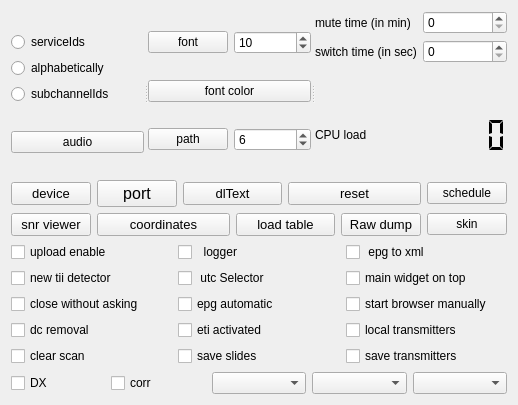
Qt form qt-dab-6.9/forms-v7/config-helper.ui (JvanKatwijk/qt-dab) before a commit.
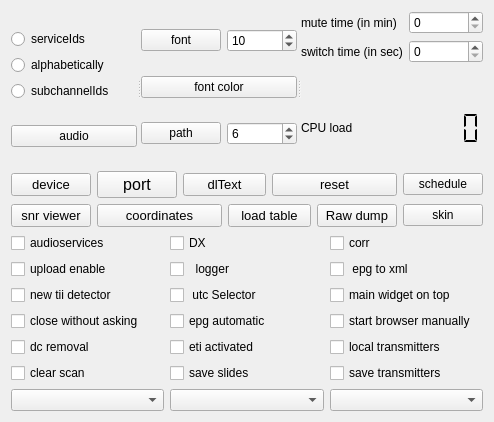
The same form after that commit. Custom widgets are drawn as their Qt base class.

The edit to the form file:
```diff
--- a/qt-dab-6.9/forms-v7/config-helper.ui
+++ b/qt-dab-6.9/forms-v7/config-helper.ui
@@ -6,8 +6,8 @@
    <rect>
     <x>0</x>
     <y>0</y>
-    <width>518</width>
-    <height>405</height>
+    <width>494</width>
+    <height>422</height>
    </rect>
   </property>
   <property name="windowTitle">
@@ -214,6 +214,21 @@
    </item>
    <item>
     <layout class="QGridLayout" name="gridLayout">
+     <item row="2" column="3" colspan="2">
+      <widget class="smallPushButton" name="loadTableButton">
+       <property name="font">
+        <font>
+         <pointsize>10</pointsize>
+        </font>
+       </property>
+       <property name="toolTip">
+        <string>&lt;html&gt;&lt;head/&gt;&lt;body&gt;&lt;p&gt;Touching this button will instruct the software to load a fresh database. Note that this only works if either the software is precompiled or you have installed the small library as discussed in the installation instructions.&lt;/p&gt;&lt;/body&gt;&lt;/html&gt;</string>
+       </property>
+       <property name="text">
+        <string>load table</string>
+       </property>
+      </widget>
+     </item>
      <item row="0" column="0">
       <widget class="smallPushButton" name="devicewidgetButton">
        <property name="sizePolicy">
@@ -251,6 +266,27 @@
        </property>
       </widget>
      </item>
+     <item row="2" column="5">
+      <widget class="smallPushButton" name="dumpButton">
+       <property name="sizePolicy">
+        <sizepolicy hsizetype="Preferred" vsizetype="Fixed">
+         <horstretch>0</horstretch>
+         <verstretch>0</verstretch>
+        </sizepolicy>
+       </property>
+       <property name="font">
+        <font>
+         <pointsize>10</pointsize>
+        </font>
+       </property>
+       <property name="toolTip">
+        <string>&lt;html&gt;&lt;head/&gt;&lt;body&gt;&lt;p&gt;Push this button to save the raw input. Pushing will cause a menu to appear where a filename can be selected. Please note the big filesizes!&lt;/p&gt;&lt;p&gt;Push again to stop recording. You can reload it by using the file input (*.sdr) option. &lt;/p&gt;&lt;/body&gt;&lt;/html&gt;</string>
+       </property>
+       <property name="text">
+        <string>Raw dump</string>
+       </property>
+      </widget>
+     </item>
      <item row="0" column="2" colspan="2">
       <widget class="smallPushButton" name="dlTextButton">
        <property name="font">
@@ -266,8 +302,8 @@
        </property>
       </widget>
      </item>
-     <item row="0" column="4" colspan="2">
-      <widget class="smallPushButton" name="resetButton">
+     <item row="2" column="1" colspan="2">
+      <widget class="smallPushButton" name="set_coordinatesButton">
        <property name="sizePolicy">
         <sizepolicy hsizetype="Preferred" vsizetype="Fixed">
          <horstretch>0</horstretch>
@@ -276,6 +312,7 @@
        </property>
        <property name="font">
         <font>
+         <family>Cantarell</family>
          <pointsize>10</pointsize>
         </font>
        </property>
@@ -283,7 +320,7 @@
         <string>&lt;html&gt;&lt;head/&gt;&lt;body&gt;&lt;p&gt;Push this button to reset, i.e. restart synchronization.&lt;/p&gt;&lt;/body&gt;&lt;/html&gt;</string>
        </property>
        <property name="text">
-        <string>reset</string>
+        <string>coordinates</string>
        </property>
       </widget>
      </item>
@@ -297,8 +334,8 @@
        </property>
       </widget>
      </item>
-     <item row="1" column="0">
-      <widget class="smallPushButton" name="snrButton">
+     <item row="0" column="4" colspan="2">
+      <widget class="smallPushButton" name="resetButton">
        <property name="sizePolicy">
         <sizepolicy hsizetype="Preferred" vsizetype="Fixed">
          <horstretch>0</horstretch>
@@ -307,7 +344,6 @@
        </property>
        <property name="font">
         <font>
-         <family>Cantarell</family>
          <pointsize>10</pointsize>
         </font>
        </property>
@@ -315,69 +351,11 @@
         <string>&lt;html&gt;&lt;head/&gt;&lt;body&gt;&lt;p&gt;The snrViewer button controls a widget that - when enabled - will show the development of SNR over time. Parameters of the screen, height (the Y-axis) and the number of measurements (X-axis) can be set in the configuration widget.&lt;/p&gt;&lt;/body&gt;&lt;/html&gt;</string>
        </property>
        <property name="text">
-        <string>snr viewer</string>
+        <string>reset</string>
        </property>
       </widget>
      </item>
-     <item row="1" column="1" colspan="2">
-      <widget class="smallPushButton" name="set_coordinatesButton">
-       <property name="sizePolicy">
-        <sizepolicy hsizetype="Preferred" vsizetype="Fixed">
-         <horstretch>0</horstretch>
-         <verstretch>0</verstretch>
-        </sizepolicy>
-       </property>
-       <property name="font">
-        <font>
-         <family>Cantarell</family>
-         <pointsize>10</pointsize>
-        </font>
-       </property>
-       <property name="toolTip">
-        <string>&lt;html&gt;&lt;head/&gt;&lt;body&gt;&lt;p&gt;Touching this button shows a small menu where you can fill in the coordinates (in decimal notation) of your location.&lt;/p&gt;&lt;/body&gt;&lt;/html&gt;</string>
-       </property>
-       <property name="text">
-        <string>coordinates</string>
-       </property>
-      </widget>
-     </item>
-     <item row="1" column="3" colspan="2">
-      <widget class="smallPushButton" name="loadTableButton">
-       <property name="font">
-        <font>
-         <pointsize>10</pointsize>
-        </font>
-       </property>
-       <property name="toolTip">
-        <string>&lt;html&gt;&lt;head/&gt;&lt;body&gt;&lt;p&gt;Touching this button will instruct the software to load a fresh database. Note that this only works if either the software is precompiled or you have installed the small library as discussed in the installation instructions.&lt;/p&gt;&lt;/body&gt;&lt;/html&gt;</string>
-       </property>
-       <property name="text">
-        <string>load table</string>
-       </property>
-      </widget>
-     </item>
-     <item row="1" column="5">
-      <widget class="smallPushButton" name="dumpButton">
-       <property name="sizePolicy">
-        <sizepolicy hsizetype="Preferred" vsizetype="Fixed">
-         <horstretch>0</horstretch>
-         <verstretch>0</verstretch>
-        </sizepolicy>
-       </property>
-       <property name="font">
-        <font>
-         <pointsize>10</pointsize>
-        </font>
-       </property>
-       <property name="toolTip">
-        <string>&lt;html&gt;&lt;head/&gt;&lt;body&gt;&lt;p&gt;Push this button to save the raw input. Pushing will cause a menu to appear where a filename can be selected. Please note the big filesizes!&lt;/p&gt;&lt;p&gt;Push again to stop recording. You can reload it by using the file input (*.sdr) option. &lt;/p&gt;&lt;/body&gt;&lt;/html&gt;</string>
-       </property>
-       <property name="text">
-        <string>Raw dump</string>
-       </property>
-      </widget>
-     </item>
-     <item row="1" column="6">
+     <item row="2" column="6">
       <widget class="smallPushButton" name="skinButton">
        <property name="toolTip">
         <string>&lt;html&gt;&lt;head/&gt;&lt;body&gt;&lt;p&gt;Select one of a few &amp;quot;skin&amp;quot;s for the widgets in the program. Will be effective the next program invocation.&lt;/p&gt;&lt;/body&gt;&lt;/html&gt;</string>
@@ -387,11 +365,53 @@
        </property>
       </widget>
      </item>
+     <item row="2" column="0">
+      <widget class="smallPushButton" name="snrButton">
+       <property name="sizePolicy">
+        <sizepolicy hsizetype="Preferred" vsizetype="Fixed">
+         <horstretch>0</horstretch>
+         <verstretch>0</verstretch>
+        </sizepolicy>
+       </property>
+       <property name="font">
+        <font>
+         <family>Cantarell</family>
+         <pointsize>10</pointsize>
+        </font>
+       </property>
+       <property name="toolTip">
+        <string>&lt;html&gt;&lt;head/&gt;&lt;body&gt;&lt;p&gt;The snrViewer button controls a widget that - when enabled - will show the development of SNR over time. Parameters of the screen, height (the Y-axis) and the number of measurements (X-axis) can be set in the configuration widget.&lt;/p&gt;&lt;/body&gt;&lt;/html&gt;</string>
+       </property>
+       <property name="text">
+        <string>snr viewer</string>
+       </property>
+      </widget>
+     </item>
     </layout>
    </item>
    <item>
     <layout class="QGridLayout" name="gridLayout_2">
-     <item row="0" column="0">
+     <item row="2" column="1">
+      <widget class="QCheckBox" name="utc_selector">
+       <property name="toolTip">
+        <string>&lt;html&gt;&lt;head/&gt;&lt;body&gt;&lt;p&gt;If you want to see UTC in the logs select this one.&lt;/p&gt;&lt;/body&gt;&lt;/html&gt;</string>
+       </property>
+       <property name="text">
+        <string> utc Selector</string>
+       </property>
+      </widget>
+     </item>
+     <item row="5" column="2">
+      <widget class="QCheckBox" name="saveTransmittersSelector">
+       <property name="toolTip">
+        <string>&lt;html&gt;&lt;head/&gt;&lt;body&gt;&lt;p&gt;When this is set, the transmitter descriptions visible on the map are also stored in a &amp;quot;.csv&amp;quot;  file,&lt;/p&gt;&lt;p&gt;On starting the httpHandler, a file selection menu will appear.&lt;/p&gt;&lt;/body&gt;&lt;/html&gt;</string>
+       </property>
+       <property name="text">
+        <string>save transmitters</string>
+       </property>
+      </widget>
+     </item>
+     <item row="1" column="0">
       <widget class="QCheckBox" name="upload_selector">
        <property name="toolTip">
         <string>&lt;html&gt;&lt;head/&gt;&lt;body&gt;&lt;p&gt;&amp;quot;upload enable&amp;quot; is a selector for - if configured - allowing some data to be uploaded to fmlist.org. When touching the ensemblename on top of the left part of the main widget, the current content of the ensemble is shown (in &amp;quot;.csv&amp;quot;  format).  If this selector is enabled - and if the feature is configured - you will be asked to accept (or deny) sending up the contents of the ensemble to &amp;quot;fmlist.org&amp;quot; (the site that is responsible for the database mapping the TII numbers to station names and station attributes.&lt;/p&gt;&lt;p&gt;The same for rh result of the single scan.&lt;/p&gt;&lt;p&gt;&lt;br/&gt;&lt;/p&gt;&lt;/body&gt;&lt;/html&gt;</string>
@@ -401,17 +421,17 @@
        </property>
       </widget>
      </item>
-     <item row="0" column="1">
-      <widget class="QCheckBox" name="logger_selector">
+     <item row="4" column="0">
+      <widget class="QCheckBox" name="dcRemovalSelector">
        <property name="toolTip">
         <string>&lt;html&gt;&lt;head/&gt;&lt;body&gt;&lt;p&gt;If set, a log file is maintained (as usual for windows in the folder in the home folder and for Linux in the directory /tmp in a folder/directory Qt-DAB-files) in a txt file :logFile.txt, in which activities such as selecting a device, channel, service, dump are written, preceded by the time of the activity.&lt;/p&gt;&lt;p&gt;The setting of the selector is maintained between program invocations.&lt;/p&gt;&lt;/body&gt;&lt;/html&gt;</string>
        </property>
        <property name="text">
-        <string>  logger</string>
+        <string>dc removal</string>
        </property>
       </widget>
      </item>
-     <item row="0" column="2">
+     <item row="1" column="2">
       <widget class="QCheckBox" name="epg2xmlSelector">
        <property name="toolTip">
         <string>&lt;html&gt;&lt;head/&gt;&lt;body&gt;&lt;p&gt;The EPG detector has two components, one collecting data to present as &amp;quot;time table&amp;quot; for today,&lt;/p&gt;&lt;p&gt;the other one - using a library written by Julian Cable from the BBC - to generate textual xml.&lt;/p&gt;&lt;p&gt;If selected, the xml will be generated. Note howevet that we encountered at least one example&lt;/p&gt;&lt;p&gt;where the library generating the textual xml causes a crash.&lt;/p&gt;&lt;/body&gt;&lt;/html&gt;</string>
@@ -421,37 +441,27 @@
        </property>
       </widget>
      </item>
-     <item row="1" column="0">
-      <widget class="QCheckBox" name="new_tiiMode_selector">
+     <item row="4" column="1">
+      <widget class="QCheckBox" name="etiActivated_selector">
        <property name="toolTip">
         <string>&lt;html&gt;&lt;head/&gt;&lt;body&gt;&lt;p&gt;a second implementation of the tii decoder can be selected here. The decoder &amp;quot;sees&amp;quot; more tii data, but also more erroneous data.&lt;/p&gt;&lt;/body&gt;&lt;/html&gt;</string>
        </property>
        <property name="text">
-        <string>new tii detector</string>
+        <string>eti activated</string>
        </property>
       </widget>
      </item>
-     <item row="1" column="1">
-      <widget class="QCheckBox" name="utc_selector">
+     <item row="5" column="1">
+      <widget class="QCheckBox" name="saveSlides">
        <property name="toolTip">
         <string>&lt;html&gt;&lt;head/&gt;&lt;body&gt;&lt;p&gt;If you want to see UTC in the logs select this one.&lt;/p&gt;&lt;/body&gt;&lt;/html&gt;</string>
        </property>
        <property name="text">
-        <string> utc Selector</string>
+        <string>save slides</string>
        </property>
       </widget>
      </item>
-     <item row="1" column="2">
-      <widget class="QCheckBox" name="onTop">
-       <property name="toolTip">
-        <string>&lt;html&gt;&lt;head/&gt;&lt;body&gt;&lt;p&gt;Set in the configuration whether or not the main widget should ALWAYS be op top. Note that setting will be applied the next time the program will start.&lt;/p&gt;&lt;/body&gt;&lt;/html&gt;</string>
-       </property>
-       <property name="text">
-        <string>main widget on top</string>
-       </property>
-      </widget>
-     </item>
-     <item row="2" column="0">
+     <item row="3" column="0">
       <widget class="QCheckBox" name="closeDirect_selector">
        <property name="toolTip">
         <string>&lt;html&gt;&lt;head/&gt;&lt;body&gt;&lt;p&gt;If you are bored with the explicit request to stop, touch this one, and stopping is direct&lt;/p&gt;&lt;/body&gt;&lt;/html&gt;</string>
@@ -461,17 +471,7 @@
        </property>
       </widget>
      </item>
-     <item row="2" column="1">
-      <widget class="QCheckBox" name="epg_selector">
-       <property name="toolTip">
-        <string>&lt;html&gt;&lt;head/&gt;&lt;body&gt;&lt;p&gt;When set, the software is instructed to start an EPG handler when an EPG sevice is detected on starting an ensemble.&lt;/p&gt;&lt;/body&gt;&lt;/html&gt;</string>
-       </property>
-       <property name="text">
-        <string>epg automatic</string>
-       </property>
-      </widget>
-     </item>
-     <item row="2" column="2">
+     <item row="3" column="2">
       <widget class="QCheckBox" name="localBrowserSelector">
        <property name="toolTip">
         <string>&lt;html&gt;&lt;head/&gt;&lt;body&gt;&lt;p&gt;Set in the configuration that on starting the http service a browser will have to be started manually. Default is browser starts automatically. Effective immediately&lt;/p&gt;&lt;p&gt;&lt;br/&gt;&lt;/p&gt;&lt;/body&gt;&lt;/html&gt;</string>
@@ -481,37 +481,7 @@
        </property>
       </widget>
      </item>
-     <item row="3" column="0">
-      <widget class="QCheckBox" name="dcRemovalSelector">
-       <property name="toolTip">
-        <string>&lt;html&gt;&lt;head/&gt;&lt;body&gt;&lt;p&gt;dc removal. Selecting this function adds a simple dc removal filter to the input stream. Due to inaccuraccies in the tuning and processing of the input (devices), a DC component may have&lt;/p&gt;&lt;p&gt;become part of the input stream. The dc removal filter eliminates most of it.&lt;/p&gt;&lt;/body&gt;&lt;/html&gt;</string>
-       </property>
-       <property name="text">
-        <string>dc removal</string>
-       </property>
-      </widget>
-     </item>
-     <item row="3" column="1">
-      <widget class="QCheckBox" name="etiActivated_selector">
-       <property name="toolTip">
-        <string>&lt;html&gt;&lt;head/&gt;&lt;body&gt;&lt;p&gt;eti files can be generated by Qt-DAB-5.x. Since generating an eti file from an ensemble seems incompatible with scanning, the scan button is replaced by an &amp;quot;eti&amp;quot; button when eti is activated.&lt;/p&gt;&lt;p&gt;Note that building up an eti file requires quite some resources.&lt;/p&gt;&lt;p&gt;If eti is activated, the scanButton is replaced by the etiButton. Touching that button shows a fileselection menu, after selecting a file the content of the ensemble is sent in eti format to the file. The eti session stops when (a) the eti button is touched again, (b) switching to another channel or (c) disabling eti by unchecking the checkbox.&lt;/p&gt;&lt;p&gt;&lt;br/&gt;&lt;/p&gt;&lt;/body&gt;&lt;/html&gt;</string>
-       </property>
-       <property name="text">
-        <string>eti activated</string>
-       </property>
-      </widget>
-     </item>
-     <item row="3" column="2">
-      <widget class="QCheckBox" name="localTransmitterSelector">
-       <property name="toolTip">
-        <string>&lt;html&gt;&lt;head/&gt;&lt;body&gt;&lt;p&gt;Set in the configuration that - rather than showing all transmitters on a map - only the transmitters that are seen for the currrent channel are made visible.&lt;/p&gt;&lt;/body&gt;&lt;/html&gt;</string>
-       </property>
-       <property name="text">
-        <string>local transmitters</string>
-       </property>
-      </widget>
-     </item>
-     <item row="4" column="0">
+     <item row="5" column="0">
       <widget class="QCheckBox" name="clearScan_selector">
        <property name="toolTip">
         <string>&lt;html&gt;&lt;head/&gt;&lt;body&gt;&lt;p&gt;Setting the selector has effect when scanning. If set, the scan table is cleared whenever a&lt;/p&gt;&lt;p&gt;new scan (mode &amp;quot;scan once&amp;quot;) is started.&lt;/p&gt;&lt;/body&gt;&lt;/html&gt;</string>
@@ -521,31 +491,64 @@
        </property>
       </widget>
      </item>
-     <item row="4" column="1">
-      <widget class="QCheckBox" name="saveSlides">
+     <item row="3" column="1">
+      <widget class="QCheckBox" name="epg_selector">
        <property name="toolTip">
         <string>&lt;html&gt;&lt;head/&gt;&lt;body&gt;&lt;p&gt;If set, slides (pictures) appearing during transmissions are being saved&lt;/p&gt;&lt;/body&gt;&lt;/html&gt;</string>
        </property>
        <property name="text">
-        <string>save slides</string>
+        <string>epg automatic</string>
+       </property>
+      </widget>
+     </item>
+     <item row="1" column="1">
+      <widget class="QCheckBox" name="logger_selector">
+       <property name="toolTip">
+        <string>&lt;html&gt;&lt;head/&gt;&lt;body&gt;&lt;p&gt;If set, a log file is maintained (as usual for windows in the folder in the home folder and for Linux in the directory /tmp in a folder/directory Qt-DAB-files) in a txt file :logFile.txt, in which activities such as selecting a device, channel, service, dump are written, preceded by the time of the activity.&lt;/p&gt;&lt;p&gt;The setting of the selector is maintained between program invocations.&lt;/p&gt;&lt;/body&gt;&lt;/html&gt;</string>
+       </property>
+       <property name="text">
+        <string>  logger</string>
+       </property>
+      </widget>
+     </item>
+     <item row="2" column="0">
+      <widget class="QCheckBox" name="new_tiiMode_selector">
+       <property name="toolTip">
+        <string>&lt;html&gt;&lt;head/&gt;&lt;body&gt;&lt;p&gt;a second implementation of the tii decoder can be selected here. The decoder &amp;quot;sees&amp;quot; more tii data, but also more erroneous data.&lt;/p&gt;&lt;/body&gt;&lt;/html&gt;</string>
+       </property>
+       <property name="text">
+        <string>new tii detector</string>
+       </property>
+      </widget>
+     </item>
+     <item row="2" column="2">
+      <widget class="QCheckBox" name="onTop">
+       <property name="toolTip">
+        <string>&lt;html&gt;&lt;head/&gt;&lt;body&gt;&lt;p&gt;Set in the configuration whether or not the main widget should ALWAYS be op top. Note that setting will be applied the next time the program will start.&lt;/p&gt;&lt;/body&gt;&lt;/html&gt;</string>
+       </property>
+       <property name="text">
+        <string>main widget on top</string>
        </property>
       </widget>
      </item>
      <item row="4" column="2">
-      <widget class="QCheckBox" name="saveTransmittersSelector">
+      <widget class="QCheckBox" name="localTransmitterSelector">
        <property name="toolTip">
         <string>&lt;html&gt;&lt;head/&gt;&lt;body&gt;&lt;p&gt;When this is set, the transmitter descriptions visible on the map are also stored in a &amp;quot;.csv&amp;quot;  file,&lt;/p&gt;&lt;p&gt;On starting the httpHandler, a file selection menu will appear.&lt;/p&gt;&lt;/body&gt;&lt;/html&gt;</string>
        </property>
        <property name="text">
-        <string>save transmitters</string>
+        <string>local transmitters</string>
        </property>
       </widget>
      </item>
-    </layout>
-   </item>
-   <item>
-    <layout class="QHBoxLayout" name="horizontalLayout_3">
-     <item>
+     <item row="0" column="0">
+      <widget class="QCheckBox" name="audioServices_only">
+       <property name="text">
+        <string>audioservices</string>
+       </property>
+      </widget>
+     </item>
+     <item row="0" column="1">
       <widget class="QCheckBox" name="dxSelector">
        <property name="toolTip">
         <string>&lt;html&gt;&lt;head/&gt;&lt;body&gt;&lt;p&gt;In DX mode the software tries to identify as much as possible transmitters of the SFN in the input stream. Furthermore, the TII values, with the transmitter's name if found, are written to a file in the Qt_DAB-files directory (folder if you like) in either the /tmp directory (Linux) or the home folder (Windows)&lt;/p&gt;&lt;/body&gt;&lt;/html&gt;</string>
@@ -555,7 +558,7 @@
        </property>
       </widget>
      </item>
-     <item>
+     <item row="0" column="2">
       <widget class="QCheckBox" name="correlationSelector">
        <property name="toolTip">
         <string>&lt;html&gt;&lt;head/&gt;&lt;body&gt;&lt;p&gt;If two or more transmitters from which the data is received show the same strength in the correlation, the software might switch between the signal from these transmitters quite often. If the &amp;quot;corr&amp;quot; selector is set, the Qt_DAB uses the signal of the  nearest transmitter with a signal that meets the requirements.&lt;/p&gt;&lt;/body&gt;&lt;/html&gt;</string>
@@ -565,6 +568,10 @@
        </property>
       </widget>
      </item>
+    </layout>
+   </item>
+   <item>
+    <layout class="QHBoxLayout" name="horizontalLayout_3">
      <item>
       <widget class="smallComboBox" name="decoderSelector">
        <property name="toolTip">
```
Left out of the diff: 14 changed lines with no effect on the pictures.
